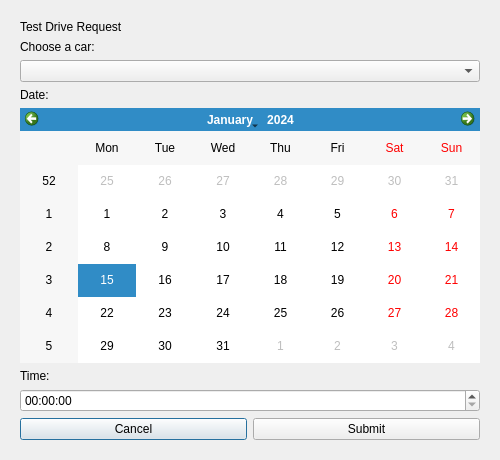
This is src/view/TestDriveRequestForm.ui in burakshaevn/qt-car-dealership as Qt 5 draws it before an edit. The edited form follows.
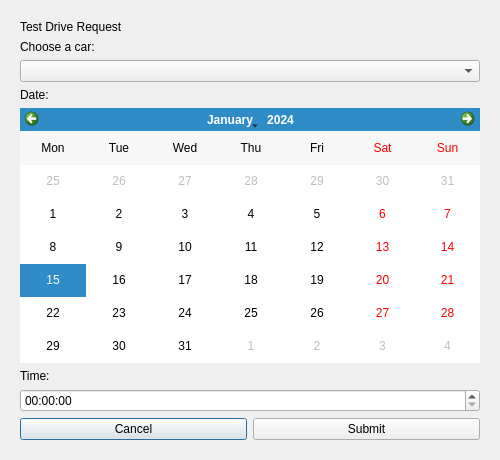
This is the edited form.

What changed in the file:
```diff
--- a/src/view/TestDriveRequestForm.ui
+++ b/src/view/TestDriveRequestForm.ui
@@ -51,7 +51,11 @@
     </widget>
    </item>
    <item>
-    <widget class="QCalendarWidget" name="calendar"/>
+    <widget class="QCalendarWidget" name="calendar">
+     <property name="verticalHeaderFormat">
+      <enum>QCalendarWidget::VerticalHeaderFormat::NoVerticalHeader</enum>
+     </property>
+    </widget>
    </item>
    <item>
     <widget class="QLabel" name="labelTime">
```
